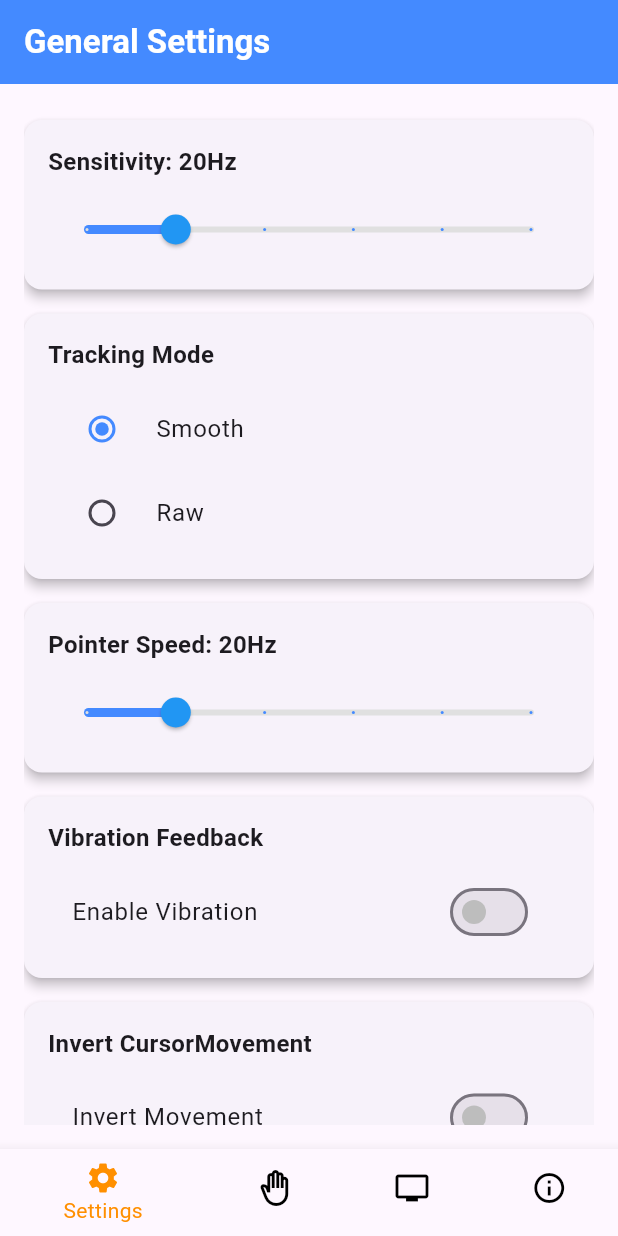
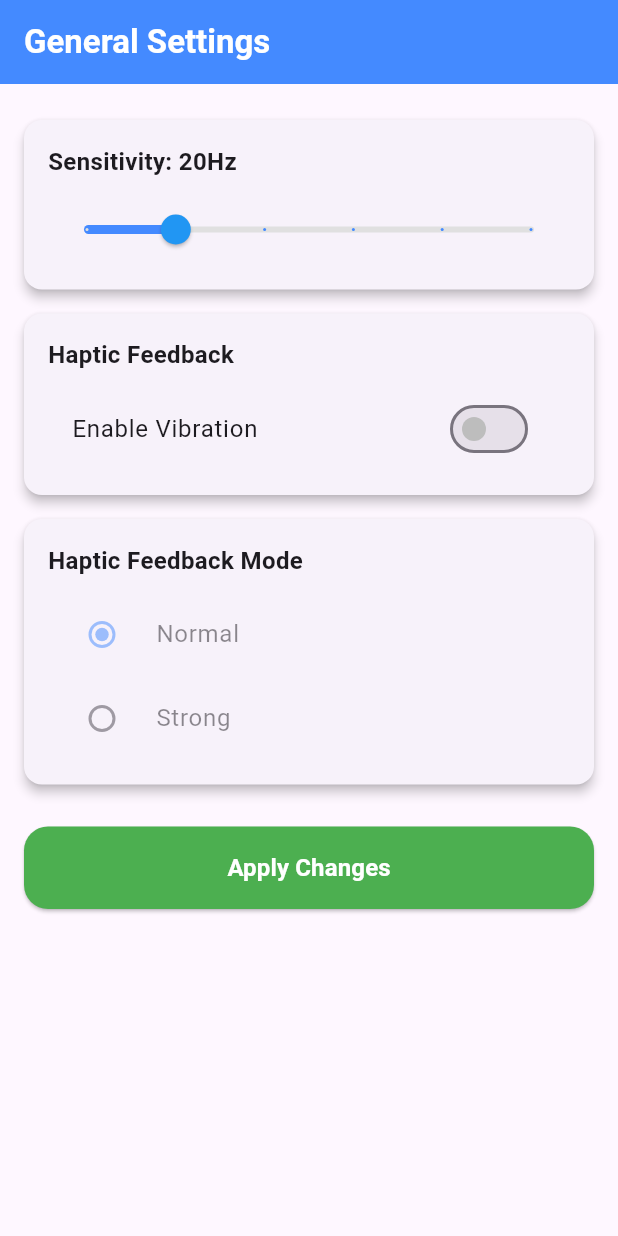
Before and after one commit to joceesagar/SmartX---A-Virtual-Mouse-Controller-App, a Flutter app: the screen it shows after launch, after a tap on "Enable Vibration", on a phone screen of 412 x 824 dp. Run offline on Flutter 3.47's test engine with Material 3 defaults, Android fonts, the light colour scheme and no system bars; our stand-ins replace flutter_bloc, get, permission_handler, shared_preferences; missing offline and left inert: flutter_cube, flutter_reactive_ble.

Commit message:
minor changes to ui according to project demands

```diff
--- a/lib/core/services/sp_service.dart
+++ b/lib/core/services/sp_service.dart
@@ -80,12 +80,9 @@ class SpService {
     //General Settings Page
     'gestureSensitivity':
         '20.0', // Gesture Sensitivity = Affects how movement is interpreted.
-    'vibrationFeedback': 'true', // Default mouse acceleration
-    'trackingMode':
-        'smooth', //  Select between different tracking styles, such as smooth tracking vs. raw tracking (instant response).
-    'invertCursorMovement': 'false',
-    'pointerSpeed':
-        '20.0', //Pointer Speed = Affects how fast the cursor moves based on that interpretation.
+    'hapticFeedback': 'true', // Default mouse acceleration
+    'hapticFeedbackMode':
+        'normal', //  Select between different tracking styles, such as smooth tracking vs. raw tracking (instant response).
 
     //Customization Page
     'leftClick': 'Index', // Default left click,
--- a/lib/features/bottom_navigation/ui/Settings/setting_page.dart
+++ b/lib/features/bottom_navigation/ui/Settings/setting_page.dart
@@ -24,9 +24,9 @@ final characteristic = QualifiedCharacteristic(
 
 final List<String> keyList = [
   'gestureSensitivity',
-  'mouseAcceleration',
-  'scrollDirection',
-  'primaryClick',
+  'vibrationFeedback',
+  'trackingMode',
+  'invertCursorMovement',
   'pointerSpeed'
 ];
 
@@ -35,15 +35,14 @@ void writeToBle(BuildContext context) {
 }
 
 enum SingingCharacter {
-  Smooth,
-  Raw,
+  Normal,
+  Strong,
 }
 
 class _SettingsPageState extends State<SettingsPage> {
   final spService = SpService();
 
   late double _gestureSensitivityValue;
-  late double _pointerSpeedValue;
   late SingingCharacter? _character;
   late bool value1;
   late bool value2;
@@ -63,27 +62,21 @@ class _SettingsPageState extends State<SettingsPage> {
   Future<void> _loadInitialValues() async {
     try {
       final sliderValue1 = await spService.getValue('gestureSensitivity');
-      final sliderValue2 = await spService.getValue('pointerSpeed');
-      final vibrationFeedback = await spService.getValue('vibrationFeedback');
-      final invertCursorMovement =
-          await spService.getValue('invertCursorMovement');
-      final mode = await spService.getValue('trackingMode');
-      // final primaryClick = await spService.getValue('primaryClick');
+      final hapticFeedback = await spService.getValue('hapticFeedback');
+      final mode = await spService.getValue('hapticFeedbackMode');
 
       if (mounted) {
         setState(() {
           _gestureSensitivityValue = double.parse(sliderValue1);
-          _pointerSpeedValue = double.parse(sliderValue2);
-          value1 = (vibrationFeedback.toLowerCase() ==
+          value1 = (hapticFeedback.toLowerCase() ==
               "true"); //returns true if default value is true otherwise false
-          value2 = (invertCursorMovement.toLowerCase() == "true");
 
           switch (mode) {
-            case 'smooth':
-              _character = SingingCharacter.Smooth;
+            case 'normal':
+              _character = SingingCharacter.Normal;
               break;
             default:
-              _character = SingingCharacter.Raw;
+              _character = SingingCharacter.Strong;
           }
 
           isLoading = false;
@@ -130,48 +123,7 @@ class _SettingsPageState extends State<SettingsPage> {
                     ),
                   ),
                   _buildCard(
-                    title: "Tracking Mode",
-                    child: Column(
-                      children: SingingCharacter.values
-                          .map(
-                            (character) => RadioListTile<SingingCharacter>(
-                              title: Text(character.name),
-                              value: character,
-                              groupValue: _character,
-                              activeColor: Colors.blueAccent,
-                              onChanged: (SingingCharacter? value) {
-                                setState(() {
-                                  _character = value;
-                                  spService.updateKeyValue('trackingMode',
-                                      _character.toString().split('.').last);
-                                });
-                              },
-                            ),
-                          )
-                          .toList(),
-                    ),
-                  ),
-                  _buildCard(
-                    title: "Pointer Speed: ${_pointerSpeedValue.round()}Hz",
-                    child: Slider(
-                      value: _pointerSpeedValue,
-                      max: 100,
-                      divisions: 5,
-                      label: _pointerSpeedValue.round().toString(),
-                      inactiveColor: Colors.grey.shade300,
-                      activeColor: Colors.blueAccent,
-                      thumbColor: Colors.blue,
-                      onChanged: (double value) {
-                        setState(() {
-                          _pointerSpeedValue = value;
-                          spService.updateKeyValue(
-                              'pointerSpeed', _pointerSpeedValue.toString());
-                        });
-                      },
-                    ),
-                  ),
-                  _buildCard(
-                    title: "Vibration Feedback",
+                    title: "Haptic Feedback",
                     child: SwitchListTile(
                       title: const Text("Enable Vibration"),
                       value: value1,
@@ -181,25 +133,43 @@ class _SettingsPageState extends State<SettingsPage> {
                         setState(() {
                           value1 = value;
                           spService.updateKeyValue(
-                              'vibrationFeedback', value1.toString());
+                              'hapticFeedback', value1.toString());
                         });
                       },
                     ),
                   ),
                   _buildCard(
-                    title: "Invert CursorMovement",
-                    child: SwitchListTile(
-                      title: const Text("Invert Movement"),
-                      value: value2,
-                      activeColor: Colors.blueAccent,
-                      inactiveThumbColor: Colors.grey.shade400,
-                      onChanged: (bool value) {
-                        setState(() {
-                          value2 = value;
-                          spService.updateKeyValue(
-                              'invertCursorMovement', value2.toString());
-                        });
-                      },
+                    title: "Haptic Feedback Mode",
+                    child: IgnorePointer(
+                      ignoring: !value1, // disable card if switch is off
+                      child: Opacity(
+                        opacity: value1
+                            ? 1.0
+                            : 0.5, // Change opacity based on haptic switch value
+                        child: Column(
+                          children: SingingCharacter.values
+                              .map(
+                                (character) => RadioListTile<SingingCharacter>(
+                                  title: Text(character.name),
+                                  value: character,
+                                  groupValue: _character,
+                                  activeColor: Colors.blueAccent,
+                                  onChanged: (SingingCharacter? value) {
+                                    setState(() {
+                                      _character = value;
+                                      spService.updateKeyValue(
+                                          'hapticFeedbackMode',
+                                          _character
+                                              .toString()
+                                              .split('.')
+                                              .last);
+                                    });
+                                  },
+                                ),
+                              )
+                              .toList(),
+                        ),
+                      ),
                     ),
                   ),
                   const SizedBox(height: 20),
--- a/lib/main.dart
+++ b/lib/main.dart
@@ -71,8 +71,7 @@ class _MyAppState extends State<MyApp> {
           ),
           useMaterial3: true,
         ),
-        home: const HomePage()
-
+        home: const SettingsPage()
         // BlocBuilder<AuthCubit, AuthState>(
         //   builder: (context, state) {
         //     if (state is AuthLoggedIn || state is AuthGuest) {
```
Also changed, not shown: lib/features/auth/cubit/ble_cubit.dart (+107 -31 lines), lib/features/bottom_navigation/ui/Customization/customization_page.dart (+5 -5 lines), lib/features/bottom_navigation/ui/Data/data_page.dart (+28 -28 lines).
